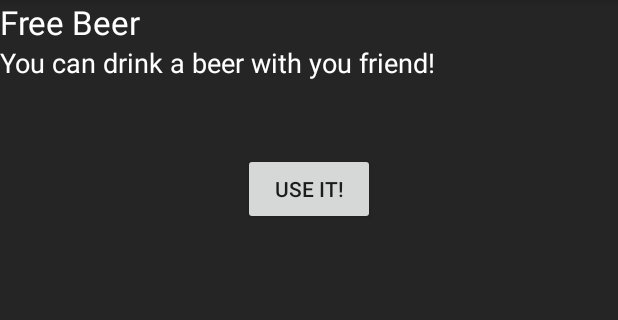
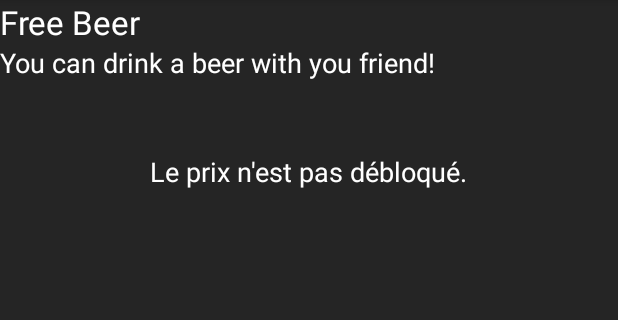
Before and after one commit to vince14evil/MobileAppUlaval, an Android app: the PrizeView screen opened directly, with no data from a screen before it, after a tap on "You can drink a beer with you friend!", on a phone screen of 412 x 824 dp, the part 84-404 px from its top. Run offline under Robolectric (Android 15) with nearby library versions, the phone set to English and light mode, and no system bars; network calls fail.

Commit message:
Implement utilisaiton of prizes

```diff
--- a/app/src/main/java/barchallenges/ima/ulaval/ca/barchallenge/PrizeDescription.java
+++ b/app/src/main/java/barchallenges/ima/ulaval/ca/barchallenge/PrizeDescription.java
@@ -19,11 +19,31 @@ public class PrizeDescription extends AppCompatActivity {
 
         ((TextView) findViewById(R.id.PrizeTitle)).setText(mPrize.getName());
         ((TextView) findViewById(R.id.PrizeDescription)).setText(mPrize.getDescription());
+
+        if(!mPrize.getIsEarned())
+        {
+            findViewById(R.id.btnUsePrize).setVisibility(View.INVISIBLE);
+            TextView errorText = ((TextView)findViewById(R.id.textPrizeError));
+            errorText.setVisibility(View.VISIBLE);
+            errorText.setText("Le prix n'est pas débloqué.");
+        }
+        else if(mPrize.getIsUsed())
+        {
+            findViewById(R.id.btnUsePrize).setVisibility(View.INVISIBLE);
+            TextView errorText = ((TextView)findViewById(R.id.textPrizeError));
+            errorText.setVisibility(View.VISIBLE);
+            errorText.setText("Le prix a déjà été utilisé.");
+        }
+        else
+        {
+            findViewById(R.id.btnUsePrize).setVisibility(View.VISIBLE);
+            findViewById(R.id.textPrizeError).setVisibility(View.INVISIBLE);
+        }
     }
 
     public void onUseClick(View pView)
     {
-        mPrize.useIt();
+        PrizeManager.getInstance().usePrize(mPrize);
         Intent intent = new Intent(getBaseContext(), PrizeView.class);
         startActivity(intent);
     }
--- a/app/src/main/res/layout/activity_prize_description.xml
+++ b/app/src/main/res/layout/activity_prize_description.xml
@@ -32,9 +32,19 @@
         android:layout_width="wrap_content"
         android:layout_height="wrap_content"
         android:text="Use it!"
-        android:id="@+id/button2"
+        android:id="@+id/btnUsePrize"
         android:layout_below="@+id/PrizeDescription"
         android:layout_centerHorizontal="true"
         android:layout_marginTop="48dp"
         android:onClick="onUseClick" />
+
+    <TextView
+        android:layout_width="wrap_content"
+        android:layout_height="wrap_content"
+        android:textAppearance="?android:attr/textAppearanceMedium"
+        android:text="Medium Text"
+        android:id="@+id/textPrizeError"
+        android:layout_alignTop="@+id/btnUsePrize"
+        android:layout_centerHorizontal="true"
+        android:textColor="#ffffff"/>
 </RelativeLayout>
```
Also changed, not shown: app/src/main/java/barchallenges/ima/ulaval/ca/barchallenge/PrizeManager.java (+10 -0 lines).
